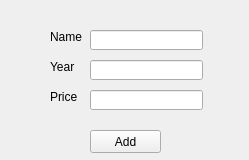
First picture: the form in newwine.ui, repository DuncanBauer/WineryTours, before the edit.
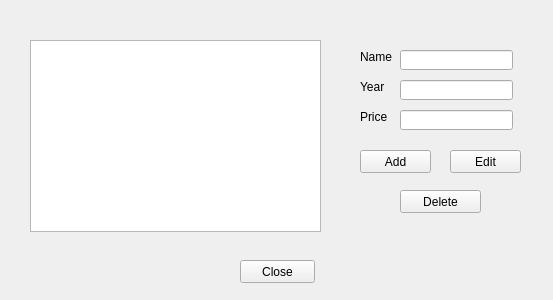
Second picture: the form after the edit.

What changed in the file:
```diff
--- a/newwine.ui
+++ b/newwine.ui
@@ -6,8 +6,8 @@
    <rect>
     <x>0</x>
     <y>0</y>
-    <width>249</width>
-    <height>160</height>
+    <width>553</width>
+    <height>300</height>
    </rect>
   </property>
   <property name="windowTitle">
@@ -16,8 +16,8 @@
   <widget class="QLabel" name="label">
    <property name="geometry">
     <rect>
-     <x>50</x>
-     <y>30</y>
+     <x>360</x>
+     <y>50</y>
      <width>46</width>
      <height>13</height>
     </rect>
@@ -29,8 +29,8 @@
   <widget class="QLabel" name="label_2">
    <property name="geometry">
     <rect>
-     <x>50</x>
-     <y>60</y>
+     <x>360</x>
+     <y>80</y>
      <width>46</width>
      <height>13</height>
     </rect>
@@ -42,8 +42,8 @@
   <widget class="QLabel" name="label_3">
    <property name="geometry">
     <rect>
-     <x>50</x>
-     <y>90</y>
+     <x>360</x>
+     <y>110</y>
      <width>46</width>
      <height>13</height>
     </rect>
@@ -55,8 +55,8 @@
   <widget class="QLineEdit" name="name">
    <property name="geometry">
     <rect>
-     <x>90</x>
-     <y>30</y>
+     <x>400</x>
+     <y>50</y>
      <width>113</width>
      <height>20</height>
     </rect>
@@ -65,8 +65,8 @@
   <widget class="QLineEdit" name="year">
    <property name="geometry">
     <rect>
-     <x>90</x>
-     <y>60</y>
+     <x>400</x>
+     <y>80</y>
      <width>113</width>
      <height>20</height>
     </rect>
@@ -75,8 +75,8 @@
   <widget class="QLineEdit" name="price">
    <property name="geometry">
     <rect>
-     <x>90</x>
-     <y>90</y>
+     <x>400</x>
+     <y>110</y>
      <width>113</width>
      <height>20</height>
     </rect>
@@ -85,8 +85,8 @@
   <widget class="QPushButton" name="add">
    <property name="geometry">
     <rect>
-     <x>90</x>
-     <y>130</y>
+     <x>360</x>
+     <y>150</y>
      <width>71</width>
      <height>23</height>
     </rect>
@@ -95,6 +95,55 @@
     <string>Add</string>
    </property>
   </widget>
+  <widget class="QTableWidget" name="tableWidget">
+   <property name="geometry">
+    <rect>
+     <x>30</x>
+     <y>40</y>
+     <width>291</width>
+     <height>192</height>
+    </rect>
+   </property>
+  </widget>
+  <widget class="QPushButton" name="edit">
+   <property name="geometry">
+    <rect>
+     <x>450</x>
+     <y>150</y>
+     <width>71</width>
+     <height>23</height>
+    </rect>
+   </property>
+   <property name="text">
+    <string>Edit</string>
+   </property>
+  </widget>
+  <widget class="QPushButton" name="delete_2">
+   <property name="geometry">
+    <rect>
+     <x>400</x>
+     <y>190</y>
+     <width>81</width>
+     <height>23</height>
+    </rect>
+   </property>
+   <property name="text">
+    <string>Delete</string>
+   </property>
+  </widget>
+  <widget class="QPushButton" name="close">
+   <property name="geometry">
+    <rect>
+     <x>240</x>
+     <y>260</y>
+     <width>75</width>
+     <height>23</height>
+    </rect>
+   </property>
+   <property name="text">
+    <string>Close</string>
+   </property>
+  </widget>
  </widget>
  <resources/>
  <connections/>
```
